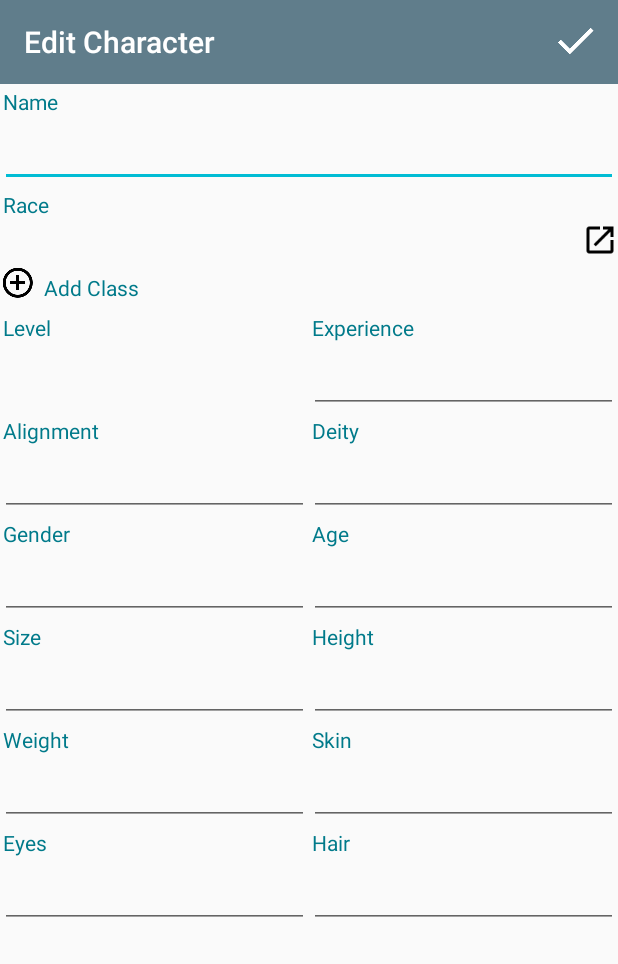
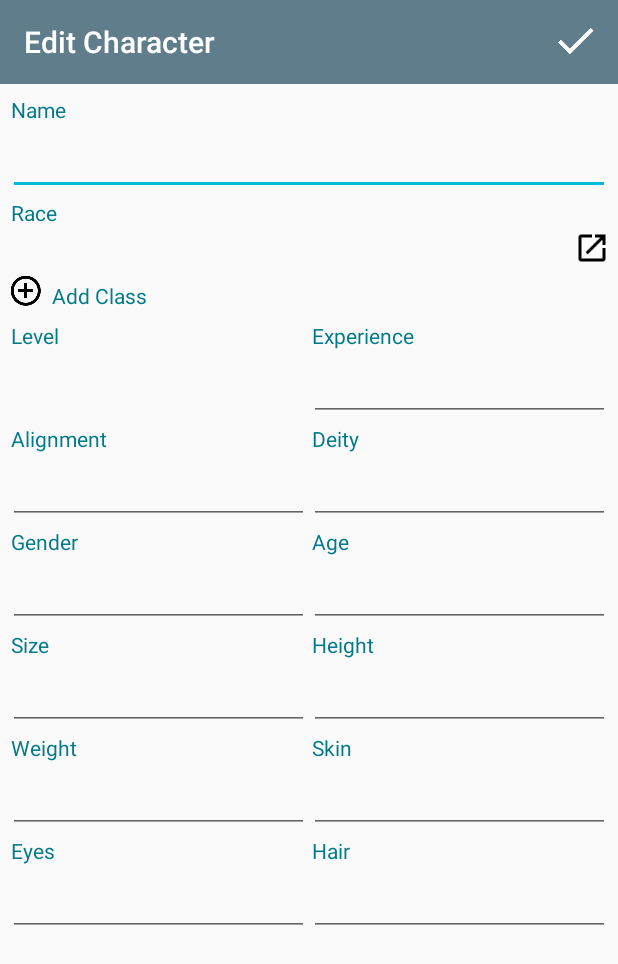
Before and after one commit to americodubas/DDCharacterSheet3.5, an Android app: the EditCharacterActivity screen opened directly, with no data from a screen before it, on a phone screen of 412 x 824 dp. Shown: the top 964 px of the screen. Run offline under Robolectric (Android 15) with nearby library versions, the phone set to English and light mode, and no system bars; libraries missing offline, so code that uses them is left out: org.modelmapper; network calls fail; 6 statements that could not run were skipped.

Commit message:
trying to make the app more pretty

```diff
--- a/app/src/main/java/com/americo/ddcharactersheet35/adapter/TabAdapter.kt
+++ b/app/src/main/java/com/americo/ddcharactersheet35/adapter/TabAdapter.kt
@@ -10,7 +10,7 @@ import com.americo.ddcharactersheet35.fragment.*
  */
 class TabAdapter(fm: FragmentManager, var id: String) : FragmentStatePagerAdapter(fm) {
 
-    private val tabTitle = arrayOf("CHAR", "INV", "FEATS", "SPELLS", "NOTES")
+    private val tabTitle = arrayOf("CHAR", "INV", "FEAT", "SPELL", "NOTE")
 
     override fun getItem(position: Int): Fragment {
 
--- a/app/src/main/res/layout/activity_edit_character.xml
+++ b/app/src/main/res/layout/activity_edit_character.xml
@@ -1,17 +1,23 @@
-<ScrollView xmlns:android="http://schemas.android.com/apk/res/android"
+<LinearLayout xmlns:android="http://schemas.android.com/apk/res/android"
     xmlns:tools="http://schemas.android.com/tools"
     android:layout_width="match_parent"
     android:layout_height="match_parent"
-    tools:context="com.americo.ddcharactersheet35.activity.EditCharacterActivity">
-
-    <LinearLayout
-        android:layout_width="match_parent"
-        android:layout_height="wrap_content"
+    tools:context="com.americo.ddcharactersheet35.activity.EditCharacterActivity"
     android:orientation="vertical">
 
     <include
         android:id="@+id/in_toolbar"
         layout="@layout/toolbar" />
+
+    <ScrollView
+        android:layout_width="match_parent"
+        android:layout_height="match_parent">
+
+        <LinearLayout
+            android:layout_width="match_parent"
+            android:layout_height="wrap_content"
+            android:orientation="vertical"
+            android:padding="5dp">
 
             <TextView
                 style="@style/label"
@@ -122,8 +128,7 @@
 
                     <EditText
                         android:id="@+id/et_character_alignment"
-                    android:layout_width="match_parent"
-                    android:layout_height="wrap_content"
+                        style="@style/editField"
                         android:inputType="textPersonName"/>
 
                 </LinearLayout>
@@ -279,3 +284,5 @@
         </LinearLayout>
 
     </ScrollView>
+
+</LinearLayout>
--- a/app/src/main/res/layout/fragment_character.xml
+++ b/app/src/main/res/layout/fragment_character.xml
@@ -2,7 +2,8 @@
     xmlns:tools="http://schemas.android.com/tools"
     android:layout_width="match_parent"
     android:layout_height="match_parent"
-    tools:context="com.americo.ddcharactersheet35.fragment.CharacterFragment">
+    tools:context="com.americo.ddcharactersheet35.fragment.CharacterFragment"
+    android:padding="5dp">
 
     <LinearLayout
         android:layout_width="match_parent"
--- a/app/src/main/res/values/styles.xml
+++ b/app/src/main/res/values/styles.xml
@@ -32,6 +32,8 @@
         <item name="android:layout_width">match_parent</item>
         <item name="android:layout_height">wrap_content</item>
         <item name="android:padding">2dp</item>
+        <item name="android:textColor">@android:color/black</item>
+        <item name="android:textSize">14sp</item>
     </style>
 
     <style name="editField">
@@ -43,8 +45,7 @@
         <item name="android:layout_width">wrap_content</item>
         <item name="android:layout_height">wrap_content</item>
         <item name="android:textSize">14sp</item>
-        <item name="android:textStyle">bold</item>
-        <item name="android:typeface">serif</item>
+        <item name="android:textColor">@android:color/black</item>
     </style>
 
 </resources>
```
Also changed, not shown: app/src/main/res/layout/view_edit_character_class.xml (+5 -11 lines). Lines whose indentation alone changed are shown as unchanged.
